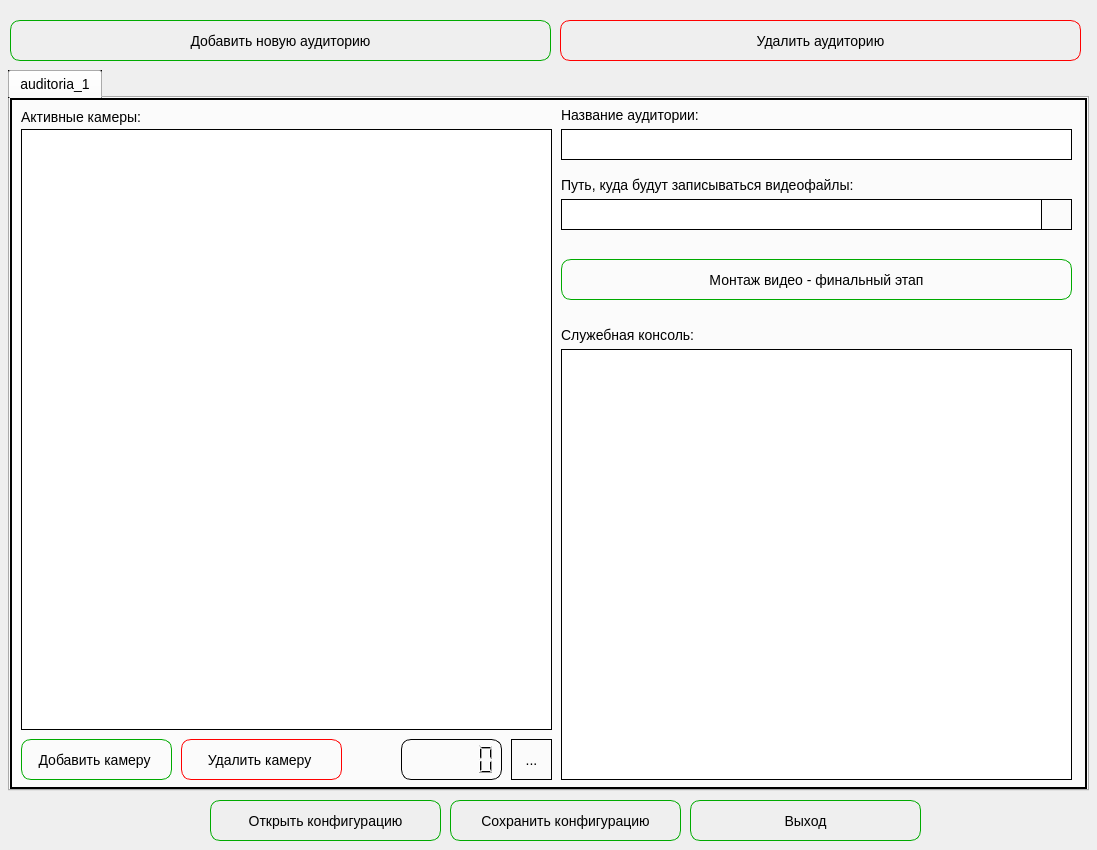
Before: the Qt Designer form GUI/main.ui in dimanchik79/ScoolCam, drawn with Qt 5.
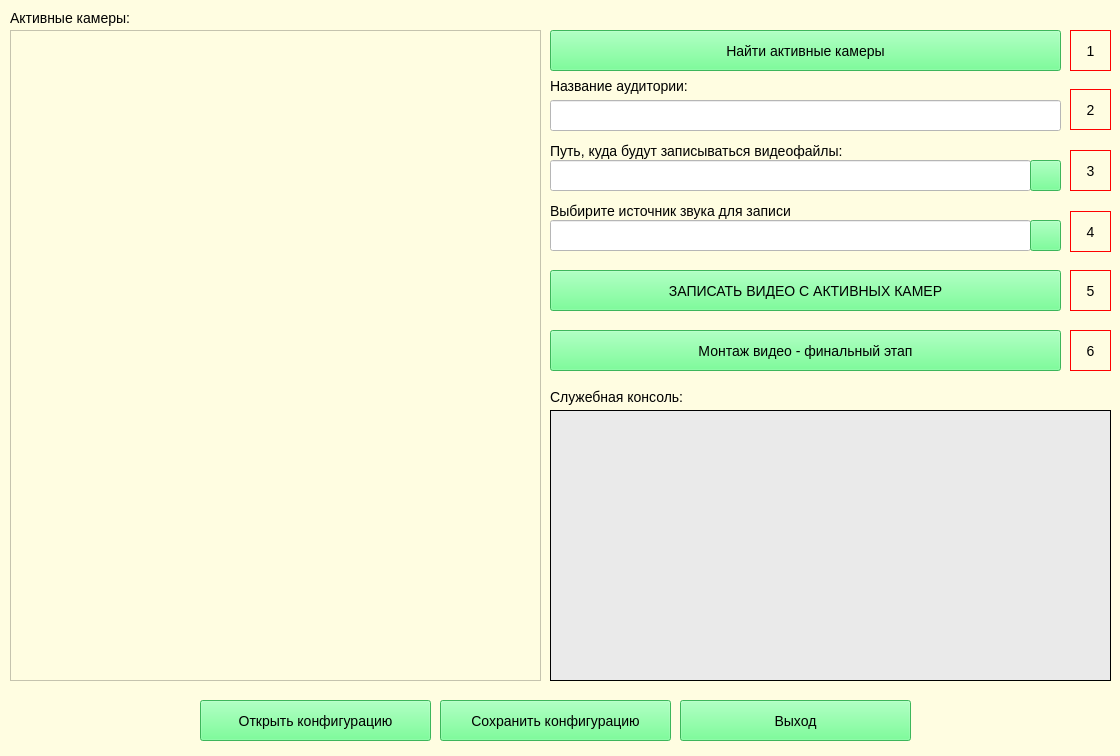
After: the same form once the commit is applied. Icons and pictures are not drawn.

```diff
--- a/GUI/main.ui
+++ b/GUI/main.ui
@@ -6,8 +6,8 @@
    <rect>
     <x>0</x>
     <y>0</y>
-    <width>1097</width>
-    <height>850</height>
+    <width>1120</width>
+    <height>756</height>
    </rect>
   </property>
   <property name="windowTitle">
@@ -17,155 +17,141 @@
    <iconset>
     <normaloff>../IMG/icon.png</normaloff>../IMG/icon.png</iconset>
   </property>
+  <property name="styleSheet">
+   <string notr="true">font-size: 14px;
+background-color: rgb(255, 253, 225);</string>
+  </property>
   <widget class="QWidget" name="centralwidget">
-   <widget class="QTabWidget" name="tabWidget">
+   <widget class="QPushButton" name="exit">
     <property name="geometry">
      <rect>
-      <x>8</x>
-      <y>70</y>
-      <width>1081</width>
-      <height>721</height>
+      <x>680</x>
+      <y>700</y>
+      <width>231</width>
+      <height>41</height>
      </rect>
     </property>
     <property name="styleSheet">
-     <string notr="true">font-size: 14px;
-border: 1px solid rgb(0, 0, 0);</string>
+     <string notr="true">background-color: rgb(85, 255, 127);</string>
     </property>
-    <property name="currentIndex">
-     <number>0</number>
+    <property name="text">
+     <string>Выход</string>
     </property>
-    <widget class="QWidget" name="tab">
-     <attribute name="title">
-      <string>auditoria_1</string>
-     </attribute>
+    <property name="icon">
+     <iconset>
+      <normaloff>../IMG/exit.png</normaloff>../IMG/exit.png</iconset>
+    </property>
+    <property name="iconSize">
+     <size>
+      <width>26</width>
+      <height>26</height>
+     </size>
+    </property>
+   </widget>
+   <widget class="QPushButton" name="save">
+    <property name="geometry">
+     <rect>
+      <x>440</x>
+      <y>700</y>
+      <width>231</width>
+      <height>41</height>
+     </rect>
+    </property>
+    <property name="styleSheet">
+     <string notr="true">background-color: rgb(85, 255, 127);</string>
+    </property>
+    <property name="text">
+     <string>Сохранить конфигурацию</string>
+    </property>
+    <property name="icon">
+     <iconset>
+      <normaloff>../IMG/save.ico</normaloff>../IMG/save.ico</iconset>
+    </property>
+    <property name="iconSize">
+     <size>
+      <width>26</width>
+      <height>26</height>
+     </size>
+    </property>
+   </widget>
+   <widget class="QPushButton" name="open">
+    <property name="geometry">
+     <rect>
+      <x>200</x>
+      <y>700</y>
+      <width>231</width>
+      <height>41</height>
+     </rect>
+    </property>
+    <property name="styleSheet">
+     <string notr="true">background-color: rgb(85, 255, 127);</string>
+    </property>
+    <property name="text">
+     <string>Открыть конфигурацию</string>
+    </property>
+    <property name="icon">
+     <iconset>
+      <normaloff>../IMG/folder.ico</normaloff>../IMG/folder.ico</iconset>
+    </property>
+    <property name="iconSize">
+     <size>
+      <width>26</width>
+      <height>26</height>
+     </size>
+    </property>
+   </widget>
      <widget class="QLineEdit" name="lineEdit">
       <property name="geometry">
        <rect>
         <x>550</x>
-        <y>30</y>
+      <y>100</y>
         <width>511</width>
         <height>31</height>
        </rect>
       </property>
-     </widget>
-     <widget class="QPushButton" name="pushButton_2">
-      <property name="geometry">
-       <rect>
-        <x>10</x>
-        <y>640</y>
-        <width>151</width>
-        <height>41</height>
-       </rect>
-      </property>
       <property name="styleSheet">
-       <string notr="true">border: 1px solid rgb(0, 170, 0);
-border-radius: 10px;</string>
-      </property>
-      <property name="text">
-       <string>Добавить камеру </string>
-      </property>
-     </widget>
-     <widget class="QPushButton" name="pushButton_3">
+     <string notr="true">background-color: rgb(255, 255, 255);</string>
+    </property>
+   </widget>
+   <widget class="QPushButton" name="pushButton_9">
       <property name="geometry">
        <rect>
-        <x>170</x>
-        <y>640</y>
-        <width>161</width>
+      <x>550</x>
+      <y>330</y>
+      <width>511</width>
         <height>41</height>
        </rect>
       </property>
       <property name="styleSheet">
-       <string notr="true">border: 1px solid rgb(255, 0, 0);
-border-radius: 10px;</string>
+     <string notr="true">background-color: rgb(85, 255, 127);</string>
       </property>
       <property name="text">
-       <string>Удалить камеру </string>
-      </property>
-     </widget>
-     <widget class="QToolButton" name="tb1">
-      <property name="geometry">
-       <rect>
-        <x>500</x>
-        <y>640</y>
-        <width>41</width>
-        <height>41</height>
-       </rect>
-      </property>
-      <property name="toolTip">
-       <string>Начать запись со всех камер</string>
-      </property>
-      <property name="styleSheet">
-       <string notr="true">QToolButton::checked {
-border-radius: 5px;
-background-color: rgb(255, 0, 127);
-}</string>
-      </property>
-      <property name="text">
-       <string>...</string>
+     <string>Монтаж видео - финальный этап</string>
       </property>
       <property name="icon">
        <iconset>
-        <normaloff>../IMG/record.png</normaloff>../IMG/record.png</iconset>
-      </property>
-      <property name="iconSize">
-       <size>
-        <width>36</width>
-        <height>36</height>
-       </size>
-      </property>
-      <property name="checkable">
-       <bool>true</bool>
-      </property>
-      <property name="checked">
-       <bool>false</bool>
-      </property>
-      <property name="autoRepeat">
-       <bool>false</bool>
-      </property>
-      <property name="toolButtonStyle">
-       <enum>Qt::ToolButtonIconOnly</enum>
-      </property>
-      <property name="autoRaise">
-       <bool>true</bool>
-      </property>
-     </widget>
-     <widget class="QLCDNumber" name="lcdNumber">
-      <property name="geometry">
-       <rect>
-        <x>390</x>
-        <y>640</y>
-        <width>101</width>
-        <height>41</height>
-       </rect>
-      </property>
-      <property name="styleSheet">
-       <string notr="true">border-radius: 10px;</string>
-      </property>
-      <property name="smallDecimalPoint">
-       <bool>true</bool>
-      </property>
-     </widget>
-     <widget class="QLabel" name="label">
+      <normaloff>../IMG/edit.png</normaloff>../IMG/edit.png</iconset>
+    </property>
+   </widget>
+   <widget class="QTextEdit" name="console">
       <property name="geometry">
        <rect>
         <x>550</x>
-        <y>6</y>
-        <width>141</width>
-        <height>20</height>
+      <y>410</y>
+      <width>561</width>
+      <height>271</height>
        </rect>
       </property>
       <property name="styleSheet">
-       <string notr="true">border: 0;</string>
-      </property>
-      <property name="text">
-       <string>Название аудитории:</string>
+     <string notr="true">border: 1px solid black;
+background-color: rgb(234, 234, 234)</string>
       </property>
      </widget>
      <widget class="QLabel" name="label_2">
       <property name="geometry">
        <rect>
         <x>550</x>
-        <y>75</y>
+      <y>140</y>
         <width>301</width>
         <height>21</height>
        </rect>
@@ -177,82 +163,11 @@
        <string>Путь, куда будут записываться видеофайлы:</string>
       </property>
      </widget>
-     <widget class="QLineEdit" name="lineEdit_2">
-      <property name="geometry">
-       <rect>
-        <x>550</x>
-        <y>100</y>
-        <width>481</width>
-        <height>31</height>
-       </rect>
-      </property>
-     </widget>
-     <widget class="QPushButton" name="pushButton_8">
-      <property name="geometry">
-       <rect>
-        <x>1030</x>
-        <y>100</y>
-        <width>31</width>
-        <height>31</height>
-       </rect>
-      </property>
-      <property name="toolTip">
-       <string>Выбрать путь для записи</string>
-      </property>
-      <property name="styleSheet">
-       <string notr="true"/>
-      </property>
-      <property name="text">
-       <string/>
-      </property>
-      <property name="icon">
-       <iconset>
-        <normaloff>../IMG/open_table.ico</normaloff>../IMG/open_table.ico</iconset>
-      </property>
-      <property name="iconSize">
-       <size>
-        <width>26</width>
-        <height>26</height>
-       </size>
-      </property>
-     </widget>
-     <widget class="QPushButton" name="pushButton_9">
-      <property name="geometry">
-       <rect>
-        <x>550</x>
-        <y>160</y>
-        <width>511</width>
-        <height>41</height>
-       </rect>
-      </property>
-      <property name="styleSheet">
-       <string notr="true">font-size: 14px;
-border: 1px solid rgb(0, 170, 0);
-border-radius: 10px;</string>
-      </property>
-      <property name="text">
-       <string>Монтаж видео - финальный этап</string>
-      </property>
-      <property name="icon">
-       <iconset>
-        <normaloff>../IMG/icon.png</normaloff>../IMG/icon.png</iconset>
-      </property>
-     </widget>
-     <widget class="QTextEdit" name="textEdit">
-      <property name="geometry">
-       <rect>
-        <x>550</x>
-        <y>250</y>
-        <width>511</width>
-        <height>431</height>
-       </rect>
-      </property>
-     </widget>
      <widget class="QLabel" name="label_3">
       <property name="geometry">
        <rect>
         <x>550</x>
-        <y>226</y>
+      <y>387</y>
         <width>141</width>
         <height>20</height>
        </rect>
@@ -264,33 +179,27 @@
        <string>Служебная консоль:</string>
       </property>
      </widget>
-     <widget class="QPushButton" name="pushButton_10">
+   <widget class="QLineEdit" name="lineEdit_2">
       <property name="geometry">
        <rect>
-        <x>1030</x>
-        <y>220</y>
-        <width>31</width>
+      <x>550</x>
+      <y>160</y>
+      <width>481</width>
         <height>31</height>
        </rect>
       </property>
-      <property name="toolTip">
-       <string>Очистить консоль</string>
-      </property>
       <property name="styleSheet">
-       <string notr="true">border: 0;</string>
-      </property>
-      <property name="text">
-       <string/>
-      </property>
-      <property name="icon">
-       <iconset>
-        <normaloff>../IMG/clear.png</normaloff>../IMG/clear.png</iconset>
-      </property>
-      <property name="iconSize">
-       <size>
-        <width>26</width>
-        <height>26</height>
-       </size>
+     <string notr="true">background-color: rgb(255, 255, 255);</string>
+    </property>
+   </widget>
+   <widget class="QTableWidget" name="cam_table">
+    <property name="geometry">
+     <rect>
+      <x>10</x>
+      <y>30</y>
+      <width>531</width>
+      <height>651</height>
+     </rect>
       </property>
      </widget>
      <widget class="QLabel" name="label_4">
@@ -309,98 +218,130 @@
        <string>Активные камеры:</string>
       </property>
      </widget>
-     <widget class="QTableWidget" name="cam_table">
+   <widget class="QLabel" name="label">
       <property name="geometry">
        <rect>
-        <x>10</x>
-        <y>30</y>
-        <width>531</width>
-        <height>601</height>
-       </rect>
-      </property>
-     </widget>
-    </widget>
-   </widget>
-   <widget class="QPushButton" name="add_audit">
+      <x>550</x>
+      <y>76</y>
+      <width>141</width>
+      <height>20</height>
+     </rect>
+    </property>
+    <property name="styleSheet">
+     <string notr="true">border: 0;</string>
+    </property>
+    <property name="text">
+     <string>Название аудитории:</string>
+    </property>
+   </widget>
+   <widget class="QPushButton" name="pushButton_10">
     <property name="geometry">
      <rect>
-      <x>10</x>
-      <y>20</y>
-      <width>541</width>
-      <height>41</height>
+      <x>1080</x>
+      <y>376</y>
+      <width>31</width>
+      <height>31</height>
      </rect>
     </property>
+    <property name="toolTip">
+     <string>Очистить консоль</string>
+    </property>
     <property name="styleSheet">
-     <string notr="true">#add_audit {
-font-size: 14px;
-border: 1px solid rgb(0, 170, 0);
-border-radius: 10px;
-transition: all 1s;
-}
-
-#add_audit::hover {
-background-color: rgb(200, 200, 200)
-}
-
-
-
-
-</string>
+     <string notr="true">border: 0;</string>
     </property>
-    <property name="inputMethodHints">
-     <set>Qt::ImhNone</set>
-    </property>
     <property name="text">
-     <string>Добавить новую аудиторию</string>
+     <string/>
     </property>
-    <property name="autoDefault">
-     <bool>false</bool>
+    <property name="icon">
+     <iconset>
+      <normaloff>../IMG/clear.png</normaloff>../IMG/clear.png</iconset>
     </property>
-    <property name="default">
-     <bool>false</bool>
+    <property name="iconSize">
+     <size>
+      <width>26</width>
+      <height>26</height>
+     </size>
     </property>
-    <property name="flat">
-     <bool>false</bool>
+   </widget>
+   <widget class="QPushButton" name="pushButton_8">
+    <property name="geometry">
+     <rect>
+      <x>1030</x>
+      <y>160</y>
+      <width>31</width>
+      <height>31</height>
+     </rect>
     </property>
+    <property name="toolTip">
+     <string>Выбрать путь для записи</string>
+    </property>
+    <property name="styleSheet">
+     <string notr="true">background-color: rgb(85, 255, 127);</string>
+    </property>
+    <property name="text">
+     <string/>
+    </property>
+    <property name="icon">
+     <iconset>
+      <normaloff>../IMG/open_table.ico</normaloff>../IMG/open_table.ico</iconset>
+    </property>
+    <property name="iconSize">
+     <size>
+      <width>26</width>
+      <height>26</height>
+     </size>
+    </property>
    </widget>
-   <widget class="QPushButton" name="pushButton_4">
+   <widget class="QLabel" name="label_5">
     <property name="geometry">
      <rect>
-      <x>560</x>
-      <y>20</y>
-      <width>521</width>
-      <height>41</height>
+      <x>550</x>
+      <y>200</y>
+      <width>251</width>
+      <height>21</height>
      </rect>
     </property>
     <property name="styleSheet">
-     <string notr="true">font-size: 14px;
-border: 1px solid rgb(255, 0, 0);
-border-radius: 10px;</string>
+     <string notr="true">border: 0;</string>
     </property>
     <property name="text">
-     <string>Удалить аудиторию</string>
+     <string>Выбирите источник звука для записи</string>
     </property>
    </widget>
-   <widget class="QPushButton" name="open">
+   <widget class="QLineEdit" name="lineEdit_3">
     <property name="geometry">
      <rect>
-      <x>210</x>
-      <y>800</y>
-      <width>231</width>
-      <height>41</height>
+      <x>550</x>
+      <y>220</y>
+      <width>481</width>
+      <height>31</height>
      </rect>
     </property>
     <property name="styleSheet">
-     <string notr="true">border: 1px solid rgb(0, 170, 0);
-border-radius: 10px;
-font-size: 14px;</string>
+     <string notr="true">background-color: rgb(255, 255, 255);</string>
     </property>
+   </widget>
+   <widget class="QPushButton" name="pushButton_11">
+    <property name="geometry">
+     <rect>
+      <x>1030</x>
+      <y>220</y>
+      <width>31</width>
+      <height>31</height>
+     </rect>
+    </property>
+    <property name="toolTip">
+     <string>Выбрать путь для записи</string>
+    </property>
+    <property name="styleSheet">
+     <string notr="true">background-color: rgb(85, 255, 127);</string>
+    </property>
     <property name="text">
-     <string>Открыть конфигурацию</string>
+     <string/>
     </property>
     <property name="icon">
      <iconset>
-      <normaloff>../IMG/folder.ico</normaloff>../IMG/folder.ico</iconset>
+      <normaloff>../IMG/microphone.png</normaloff>../IMG/microphone.png</iconset>
     </property>
     <property name="iconSize">
      <size>
@@ -409,60 +350,170 @@
      </size>
     </property>
    </widget>
-   <widget class="QPushButton" name="save">
+   <widget class="QPushButton" name="pushButton_12">
     <property name="geometry">
      <rect>
-      <x>450</x>
-      <y>800</y>
-      <width>231</width>
+      <x>550</x>
+      <y>30</y>
+      <width>511</width>
       <height>41</height>
      </rect>
     </property>
     <property name="styleSheet">
-     <string notr="true">border: 1px solid rgb(0, 170, 0);
-border-radius: 10px;
-font-size: 14px;</string>
+     <string notr="true">background-color: rgb(85, 255, 127);</string>
     </property>
     <property name="text">
-     <string>Сохранить конфигурацию</string>
+     <string>Найти активные камеры</string>
     </property>
     <property name="icon">
      <iconset>
-      <normaloff>../IMG/save.ico</normaloff>../IMG/save.ico</iconset>
+      <normaloff>../IMG/icon.png</normaloff>../IMG/icon.png</iconset>
     </property>
-    <property name="iconSize">
-     <size>
-      <width>26</width>
-      <height>26</height>
-     </size>
+   </widget>
+   <widget class="QLabel" name="chek1">
+    <property name="geometry">
+     <rect>
+      <x>1070</x>
+      <y>30</y>
+      <width>41</width>
+      <height>41</height>
+     </rect>
     </property>
+    <property name="styleSheet">
+     <string notr="true">border: 1px solid red;
+border-radius: 25px;
+</string>
+    </property>
+    <property name="text">
+     <string>1</string>
+    </property>
+    <property name="alignment">
+     <set>Qt::AlignCenter</set>
+    </property>
    </widget>
-   <widget class="QPushButton" name="exit">
+   <widget class="QLabel" name="chek2">
     <property name="geometry">
      <rect>
-      <x>690</x>
-      <y>800</y>
-      <width>231</width>
+      <x>1070</x>
+      <y>89</y>
+      <width>41</width>
       <height>41</height>
      </rect>
     </property>
     <property name="styleSheet">
-     <string notr="true">border: 1px solid rgb(0, 170, 0);
-border-radius: 10px;
-font-size: 14px;</string>
+     <string notr="true">border: 1px solid red;
+border-radius: 25px;
+</string>
     </property>
     <property name="text">
-     <string>Выход</string>
+     <string>2</string>
     </property>
+    <property name="alignment">
+     <set>Qt::AlignCenter</set>
+    </property>
+   </widget>
+   <widget class="QLabel" name="chek3">
+    <property name="geometry">
+     <rect>
+      <x>1070</x>
+      <y>150</y>
+      <width>41</width>
+      <height>41</height>
+     </rect>
+    </property>
+    <property name="styleSheet">
+     <string notr="true">border: 1px solid red;
+border-radius: 25px;
+</string>
+    </property>
+    <property name="text">
+     <string>3</string>
+    </property>
+    <property name="alignment">
+     <set>Qt::AlignCenter</set>
+    </property>
+   </widget>
+   <widget class="QLabel" name="chek4">
+    <property name="geometry">
+     <rect>
+      <x>1070</x>
+      <y>211</y>
+      <width>41</width>
+      <height>41</height>
+     </rect>
+    </property>
+    <property name="styleSheet">
+     <string notr="true">border: 1px solid red;
+border-radius: 25px;
+</string>
+    </property>
+    <property name="text">
+     <string>4</string>
+    </property>
+    <property name="alignment">
+     <set>Qt::AlignCenter</set>
+    </property>
+   </widget>
+   <widget class="QLabel" name="chek6">
+    <property name="geometry">
+     <rect>
+      <x>1070</x>
+      <y>330</y>
+      <width>41</width>
+      <height>41</height>
+     </rect>
+    </property>
+    <property name="styleSheet">
+     <string notr="true">border: 1px solid red;
+border-radius: 25px;
+</string>
+    </property>
+    <property name="text">
+     <string>6</string>
+    </property>
+    <property name="alignment">
+     <set>Qt::AlignCenter</set>
+    </property>
+   </widget>
+   <widget class="QPushButton" name="pushButton_13">
+    <property name="geometry">
+     <rect>
+      <x>550</x>
+      <y>270</y>
+      <width>511</width>
+      <height>41</height>
+     </rect>
+    </property>
+    <property name="styleSheet">
+     <string notr="true">background-color: rgb(85, 255, 127);</string>
+    </property>
+    <property name="text">
+     <string>ЗАПИСАТЬ ВИДЕО С АКТИВНЫХ КАМЕР</string>
+    </property>
     <property name="icon">
      <iconset>
-      <normaloff>../IMG/exit.png</normaloff>../IMG/exit.png</iconset>
+      <normaloff>../IMG/record.png</normaloff>../IMG/record.png</iconset>
     </property>
-    <property name="iconSize">
-     <size>
-      <width>26</width>
-      <height>26</height>
-     </size>
+   </widget>
+   <widget class="QLabel" name="chek5">
+    <property name="geometry">
+     <rect>
+      <x>1070</x>
+      <y>270</y>
+      <width>41</width>
+      <height>41</height>
+     </rect>
+    </property>
+    <property name="styleSheet">
+     <string notr="true">border: 1px solid red;
+border-radius: 25px;
+</string>
+    </property>
+    <property name="text">
+     <string>5</string>
+    </property>
+    <property name="alignment">
+     <set>Qt::AlignCenter</set>
     </property>
    </widget>
   </widget>
```
Lines whose indentation alone changed are shown as unchanged.
